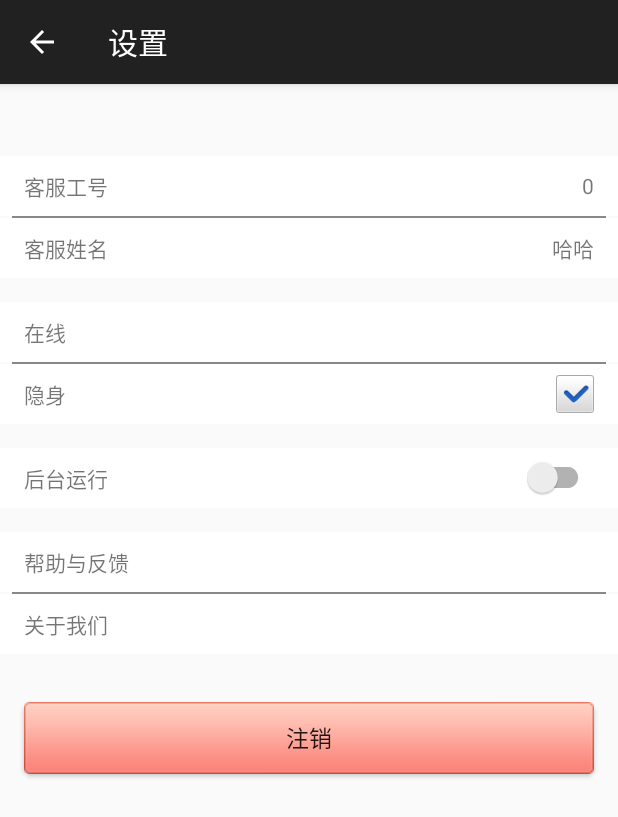
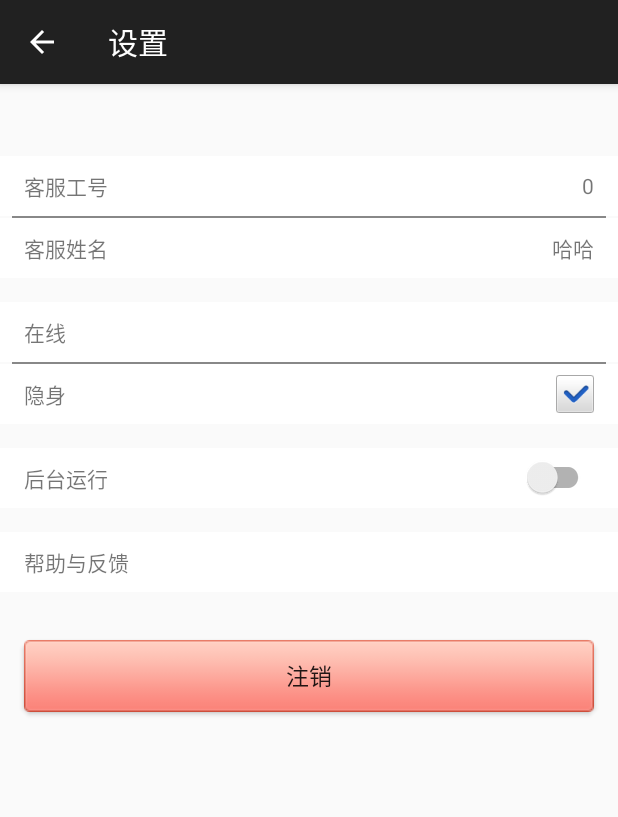
Before and after one commit to richmonkey/kefu_android, an Android app: the SettingActivity screen opened directly, with no data from a screen before it, on a phone screen of 412 x 824 dp. Shown: the top 817 px of the screen. Run offline under Robolectric (Android 15) with nearby library versions, the phone set to English and light mode, and no system bars; libraries missing offline, so code that uses them is left out: com.kaopiz.kprogresshud, com.kyleduo.switchbutton; plain views replace SwitchButton; pictures from the network do not load; 3 statements that could not run were skipped.

Commit message:
版本1.1

```diff
--- a/app/build.gradle
+++ b/app/build.gradle
@@ -8,8 +8,8 @@ android {
         applicationId "com.beetle.kefu"
         minSdkVersion 14
         targetSdkVersion 21
-        versionCode 1
-        versionName "1.0"
+        versionCode 11
+        versionName "1.1"
     }
 
     signingConfigs {
@@ -27,6 +27,11 @@ android {
             proguardFiles getDefaultProguardFile('proguard-android.txt'), 'proguard-rules.pro'
             signingConfig signingConfigs.app
         }
+    }
+
+    lintOptions {
+        checkReleaseBuilds false
+        abortOnError false
     }
 }
 
--- a/app/src/main/res/layout/activity_setting.xml
+++ b/app/src/main/res/layout/activity_setting.xml
@@ -194,32 +194,6 @@
 
 
 
-
-        <View android:layout_width="match_parent"
-            android:layout_height="1dp"
-            android:layout_marginLeft="8dp"
-            android:layout_marginRight="8dp"
-            android:background="@color/gray"/>
-
-        <RelativeLayout
-            android:layout_width="fill_parent"
-            android:layout_height="wrap_content"
-            android:minHeight="40dp"
-            android:background="@color/white"
-            android:onClick="onAboutClick">
-
-            <TextView
-                android:layout_width="wrap_content"
-                android:layout_height="wrap_content"
-                android:layout_marginLeft="16dp"
-                android:text="关于我们"
-                android:layout_marginTop="4px"
-                android:layout_alignParentLeft="true"
-                android:layout_centerVertical="true"/>
-
-
-        </RelativeLayout>
-
     </LinearLayout>
 
 
```
